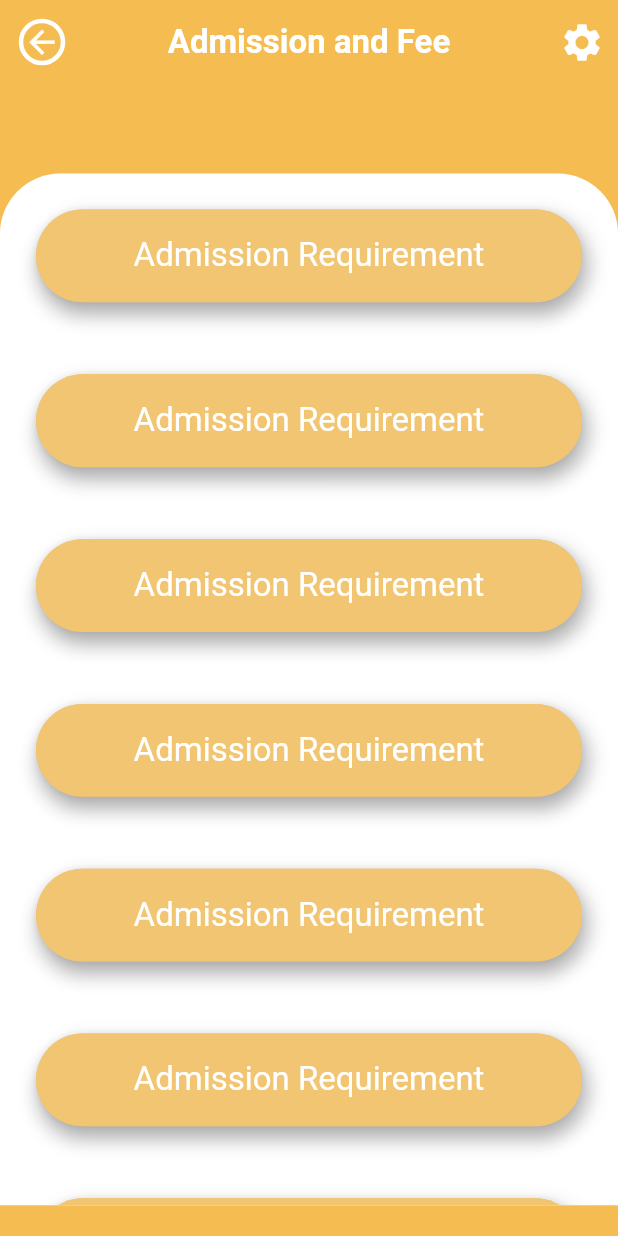
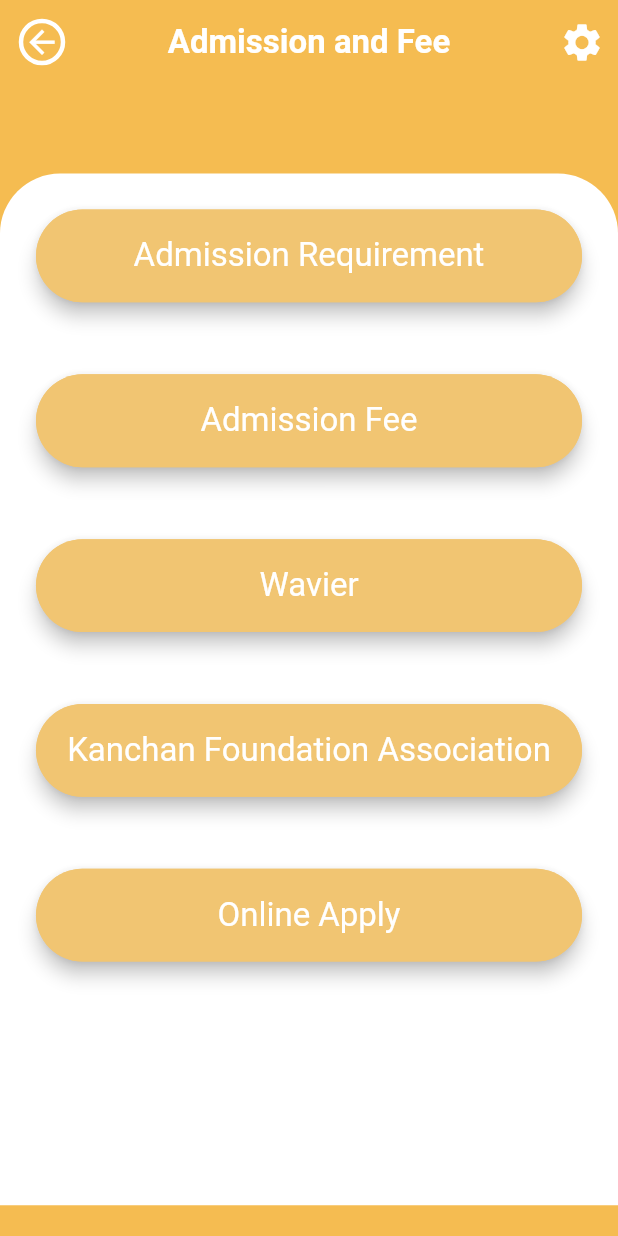
Before and after one commit to Ankan121/PPI_Polytechnic_App, a Flutter app: the screen it shows after launch, after a tap on an icon or button, on a phone screen of 412 x 824 dp. Run offline on Flutter 3.47's test engine with Material 3 defaults, Android fonts, the phone set to English and light mode, and no system bars; our stand-ins replace flutter_screenutil, get.

Commit message:
button update

```diff
--- /dev/null
+++ b/lib/constants/custombutton.dart
@@ -0,0 +1,93 @@
+import 'package:flutter/material.dart';
+import 'package:get/get.dart';
+import 'package:ppi/controller/homeController.dart';
+
+import 'color.dart';
+import 'customtext.dart';
+
+class custombuttom extends StatelessWidget {
+  final VoidCallback onpresed;
+  final String? text;
+  final TextStyle? textStyle;
+  const custombuttom({super.key, required this.onpresed, required this.text, required this.textStyle});
+
+  @override
+  Widget build(BuildContext context) {
+    return GetBuilder<HomeContrller>(builder: ( homcon) {
+
+
+      final TextStyle? largeblack = TextFormate(colors: Colors.white).textLargeFormate(context);
+      final TextStyle? mediumblack = TextFormate(colors: Colors.black).textMediumFormate(context);
+      final TextStyle? smallblack = TextFormate(colors: Colors.black).textSmallFormate(context);
+
+
+
+      return InkWell(
+        onTap: onpresed,
+        child: Card(
+          color: AppColor.buttoncolor,
+          elevation: 5,
+          shape: RoundedRectangleBorder(
+            borderRadius: BorderRadius.circular(100), // কার্ডের কোণ গোলাকার
+          ),
+          child:
+          //Container(
+          //     //padding: EdgeInsets.only(top: 0, left: 0, right: 0),
+          //     child: Container(
+          //         padding: EdgeInsets.all(10),
+          //         child: Container(
+          //             decoration: BoxDecoration(
+          //                 color: Colors.grey,
+          //                 borderRadius: BorderRadius.all(Radius.circular(12))),
+          //             //padding: EdgeInsets.all(10),
+          //             child: Container(
+          //               padding: EdgeInsets.zero,
+          //               decoration: BoxDecoration(
+          //                   color: Colors.blue,
+          //                   borderRadius: BorderRadius.all(Radius.circular(8)),
+          //                   boxShadow: [
+          //                     BoxShadow(
+          //                         color: Colors.white,
+          //                         blurRadius: 10,
+          //                         spreadRadius: 10)
+          //                   ]),
+          //               // width: double.infinity,
+          //               // height: 272,
+          //               child: Center(
+          //                 child: Text("Content goes here"),
+          //               ),
+          //             )))),
+          Container(
+            padding: EdgeInsets.symmetric(vertical: 10, horizontal: 20),
+            decoration: BoxDecoration(
+              borderRadius: BorderRadius.circular(40),
+              color: AppColor.buttoncolor,
+              boxShadow: [
+
+                // BoxShadow(
+                //   color: Colors.grey.withOpacity(0.5),
+                //   inset = true,
+                //   blurRadius: 2.0, // has the effect of softening the shadow
+                //   spreadRadius: 2.0, // has the effect of extending the shadow
+                //   offset: Offset(
+                //     5.0, // horizontal, move right 10
+                //     5.0, // vertical, move down 10
+                //   ),
+                // )
+              ],
+
+            ),
+            child: Center(
+              child: Text(text!,style: textStyle,maxLines: 1,overflow: TextOverflow.ellipsis,textAlign: TextAlign.center
+              ),
+            ),
+          ),
+        ),
+      );
+    },);
+    //   ElevatedButton(
+    //   onPressed: onpresed,
+    //   child: Text(text!,),
+    // );
+  }
+}
--- a/lib/views/homescreen/HomeGridViewItems/AdmissionAndFee.dart
+++ b/lib/views/homescreen/HomeGridViewItems/AdmissionAndFee.dart
@@ -2,6 +2,7 @@
 import 'package:flutter_screenutil/flutter_screenutil.dart';
 import 'package:get/get.dart';
 import 'package:ppi/constants/color.dart';
+import 'package:ppi/constants/custombutton.dart';
 import 'package:ppi/main.dart';
 
 import '../../../constants/customtext.dart';
@@ -18,9 +19,9 @@
   @override
   Widget build(BuildContext context) {
 
-    final TextStyle? largeblack = TextFormate(colors: Colors.white).textLargeFormate(context);
-    final TextStyle? mediumblack = TextFormate(colors: Colors.black).textMediumFormate(context);
-    final TextStyle? smallblack = TextFormate(colors: Colors.black).textSmallFormate(context);
+    final TextStyle? largewhite = TextFormate(colors: Colors.white).textLargeFormate(context);
+    final TextStyle? mediumwhite= TextFormate(colors: Colors.white).textMediumFormate(context);
+    final TextStyle? smallwhite = TextFormate(colors: Colors.white).textSmallFormate(context);
 
 
     return GetBuilder<HomeContrller>(builder: (HomeContrller homcon) {
@@ -68,7 +69,7 @@
                   child: Transform.translate(
                     offset: Offset(0, 0),  // X এবং Y এ স্থানান্তর
                     child: GridView.builder(
-                      itemCount: homcon.HomeGridviewlist.length,
+                      itemCount: homcon.AdmissionandfeeItems.length,
                       physics: NeverScrollableScrollPhysics(),  // GridView scroll হবে না
                       shrinkWrap: true,  // Content wrap করে ফেলা হবে
                       gridDelegate: SliverGridDelegateWithFixedCrossAxisCount(
@@ -79,8 +80,8 @@
                         childAspectRatio: 3 / 0.8, // প্রতিটি কন্টেইনারের অনুপাত (width : height)
                       ),
                       itemBuilder: (context, index) {
-                        print(homcon.HomeGridviewlist[index]['name']);
-                        print(homcon.HomeGridviewlist[index]['img']);
+                        // print(homcon.AdmissionandfeeItems[index]['name']);
+                        // print(homcon.AdmissionandfeeItems[index]['img']);
 
                         //print(homcon.homegridviewlistmodelresponse[index]);
 
@@ -88,40 +89,7 @@
 
                         return Padding(
                           padding: const EdgeInsets.all(20.0),
-                          child: InkWell(
-                            onTap: (){
-                              Get.toNamed(homcon.HomeGridviewlist[index]['page']);
-                              print("all done");
-                            },
-                            child: Card(
-                              color: AppColor.buttoncolor,
-                              elevation: 5,
-                              shape: RoundedRectangleBorder(
-                                borderRadius: BorderRadius.circular(100), // কার্ডের কোণ গোলাকার
-                              ),
-                              child: Container(
-                                padding: EdgeInsets.symmetric(vertical: 10, horizontal: 20),
-                                decoration: BoxDecoration(
-                                  color: AppColor.buttoncolor,
-                                  borderRadius: BorderRadius.circular(40), // রাউন্ড কর্নার
-                                  boxShadow: [
-                                    BoxShadow(
-                                      color: Colors.grey.withOpacity(0.5), // শ্যাডো রঙ
-                                      spreadRadius: 1,
-                                      blurRadius: 10,
-                                      offset: Offset(5, 5), // শ্যাডো অবস্থান
-                                    ),
-                                  ],
-                                ),
-                                child: Center(
-                                  child: Text(
-                                    'Admission Requirement',
-                                    style: largeblack,maxLines: 1,overflow: TextOverflow.ellipsis,textAlign: TextAlign.center
-                                  ),
-                                ),
-                              ),
-                            ),
-                          ),
+                          child: custombuttom(onpresed: (){}, text:  '${homcon.AdmissionandfeeItems[index]['buttonitem']}', textStyle: largewhite,),
                         );
                       },
                     ),
```
Also changed, not shown: lib/backup_code.dart (+170 -0 lines).
